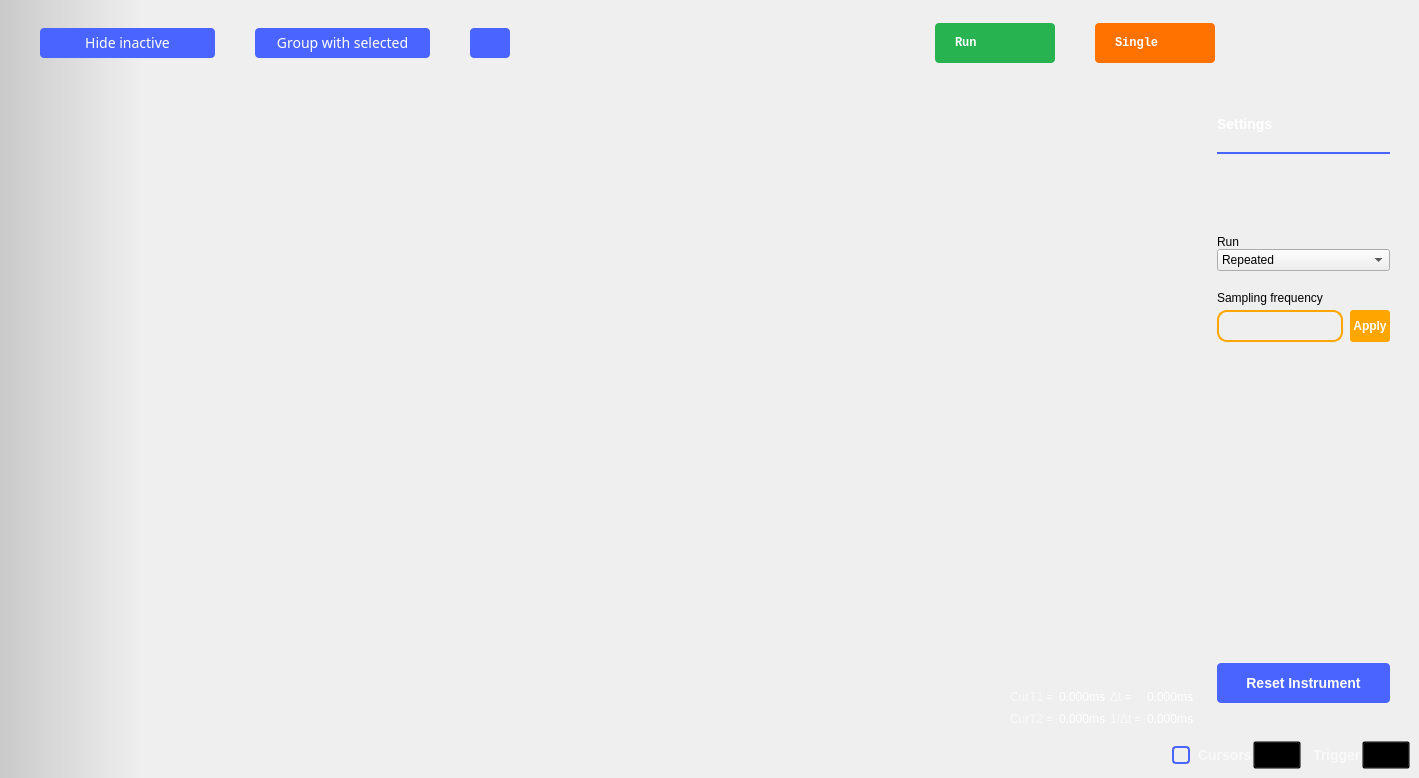
First picture: the form in ui/logic_analyzer.ui, repository analogdevicesinc/scopy, before the edit.
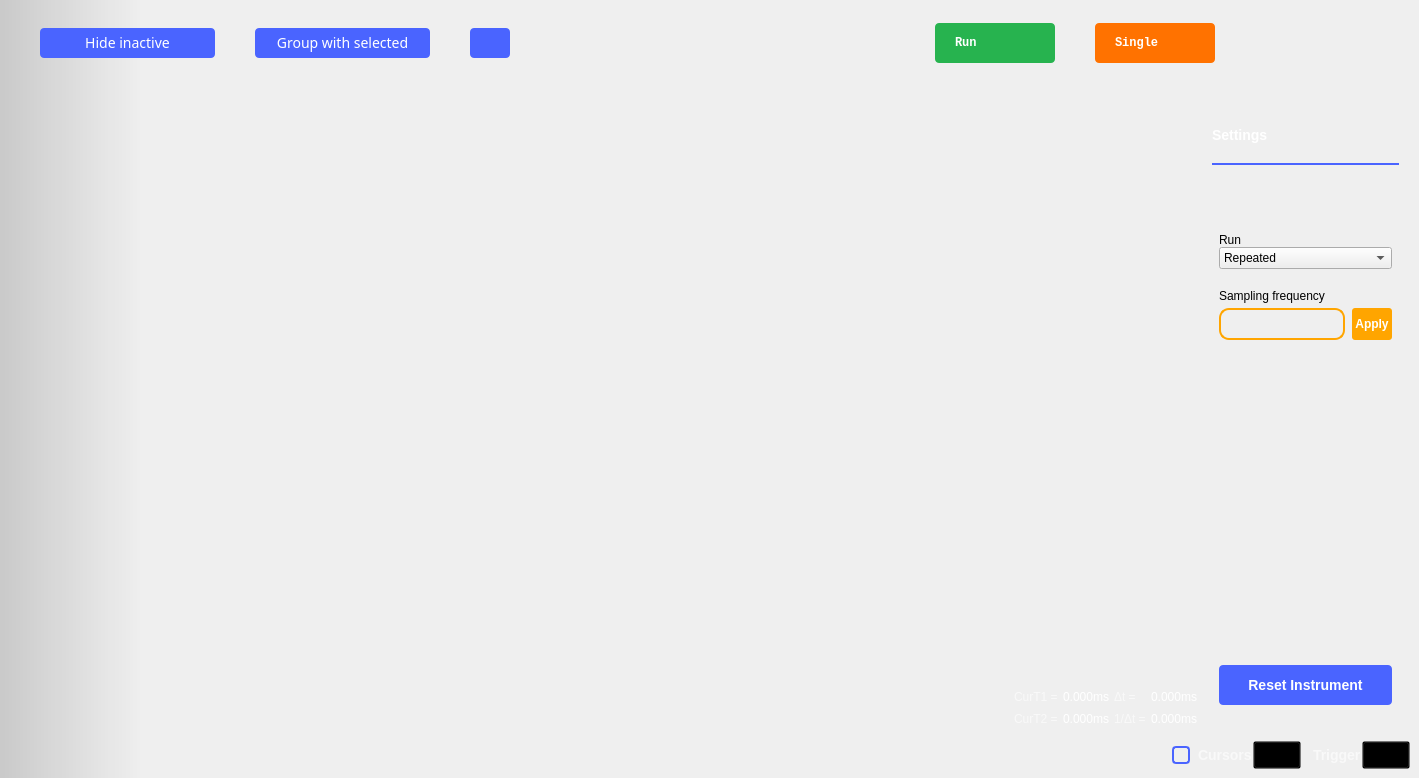
Second picture: the form after the edit. Icons and pictures are not drawn. Custom widgets are drawn as their Qt base class.

Commit message: Logic Analyzer: Add a scroll area in the right menu, such that GUI elements do not overlap when Scopy has the minimum size.

```diff
--- a/ui/logic_analyzer.ui
+++ b/ui/logic_analyzer.ui
@@ -1418,6 +1418,34 @@
                 <property name="spacing">
                  <number>0</number>
                 </property>
+                <property name="leftMargin">
+                 <number>0</number>
+                </property>
+                <property name="topMargin">
+                 <number>0</number>
+                </property>
+                <property name="rightMargin">
+                 <number>0</number>
+                </property>
+                <property name="bottomMargin">
+                 <number>0</number>
+                </property>
+                <item>
+                 <spacer name="verticalSpacer_3">
+                  <property name="orientation">
+                   <enum>Qt::Vertical</enum>
+                  </property>
+                  <property name="sizeType">
+                   <enum>QSizePolicy::Fixed</enum>
+                  </property>
+                  <property name="sizeHint" stdset="0">
+                   <size>
+                    <width>20</width>
+                    <height>20</height>
+                   </size>
+                  </property>
+                 </spacer>
+                </item>
                 <item>
                  <widget class="QLabel" name="label">
                   <property name="styleSheet">
@@ -1470,21 +1498,44 @@
                  </widget>
                 </item>
                 <item>
-                 <spacer name="verticalSpacer_3">
-                  <property name="orientation">
-                   <enum>Qt::Vertical</enum>
+                 <widget class="QScrollArea" name="scrollArea_2">
+                  <property name="frameShape">
+                   <enum>QFrame::NoFrame</enum>
                   </property>
-                  <property name="sizeType">
-                   <enum>QSizePolicy::Fixed</enum>
+                  <property name="verticalScrollBarPolicy">
+                   <enum>Qt::ScrollBarAlwaysOff</enum>
                   </property>
-                  <property name="sizeHint" stdset="0">
-                   <size>
-                    <width>20</width>
-                    <height>20</height>
-                   </size>
+                  <property name="horizontalScrollBarPolicy">
+                   <enum>Qt::ScrollBarAlwaysOff</enum>
                   </property>
-                 </spacer>
-                </item>
+                  <property name="widgetResizable">
+                   <bool>true</bool>
+                  </property>
+                  <widget class="QWidget" name="scrollAreaWidgetContents_2">
+                   <property name="geometry">
+                    <rect>
+                     <x>0</x>
+                     <y>0</y>
+                     <width>157</width>
+                     <height>554</height>
+                    </rect>
+                   </property>
+                   <layout class="QVBoxLayout" name="verticalLayout_7">
+                    <property name="spacing">
+                     <number>0</number>
+                    </property>
+                    <property name="leftMargin">
+                     <number>7</number>
+                    </property>
+                    <property name="topMargin">
+                     <number>7</number>
+                    </property>
+                    <property name="rightMargin">
+                     <number>7</number>
+                    </property>
+                    <property name="bottomMargin">
+                     <number>7</number>
+                    </property>
                 <item>
                  <spacer name="verticalSpacer_13">
                   <property name="orientation">
@@ -1694,7 +1745,7 @@
                  </spacer>
                 </item>
                 <item>
-                 <layout class="QVBoxLayout" name="verticalLayout_5" stretch="">
+                     <layout class="QVBoxLayout" name="verticalLayout_5">
                   <property name="spacing">
                    <number>0</number>
                   </property>
@@ -1708,6 +1759,9 @@
                   <property name="orientation">
                    <enum>Qt::Vertical</enum>
                   </property>
+                      <property name="sizeType">
+                       <enum>QSizePolicy::MinimumExpanding</enum>
+                      </property>
                   <property name="sizeHint" stdset="0">
                    <size>
                     <width>20</width>
@@ -1736,6 +1790,10 @@
                 </item>
                </layout>
               </widget>
+                 </widget>
+                </item>
+               </layout>
+              </widget>
               <widget class="QWidget" name="colorSettings">
                <property name="minimumSize">
                 <size>
```
Left out of the diff: 2 changed lines with no effect on the pictures. Lines whose indentation alone changed are shown as unchanged. The commit also changes 1 other file.
